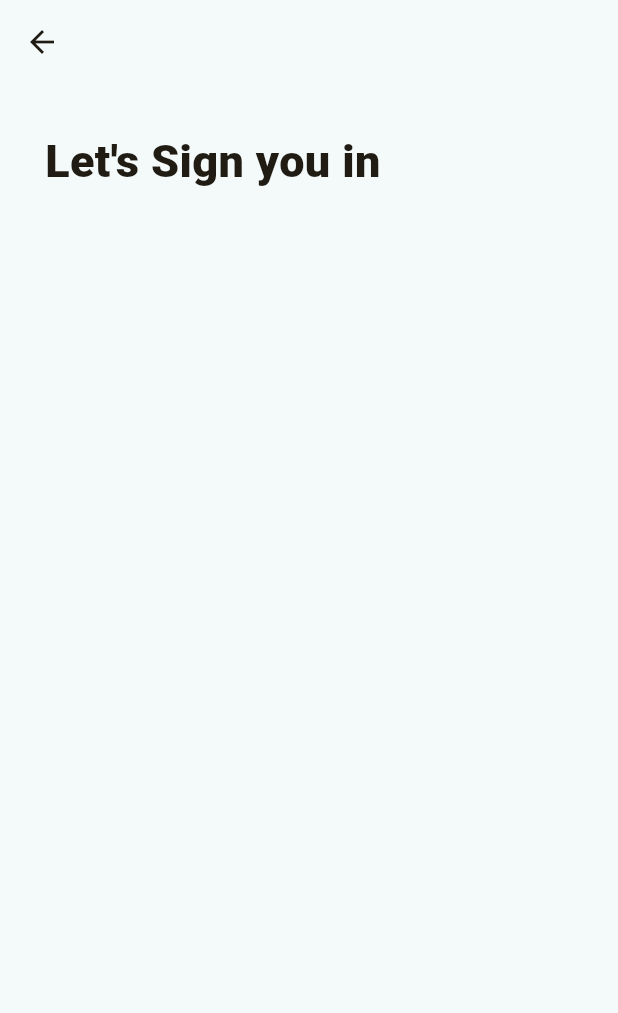
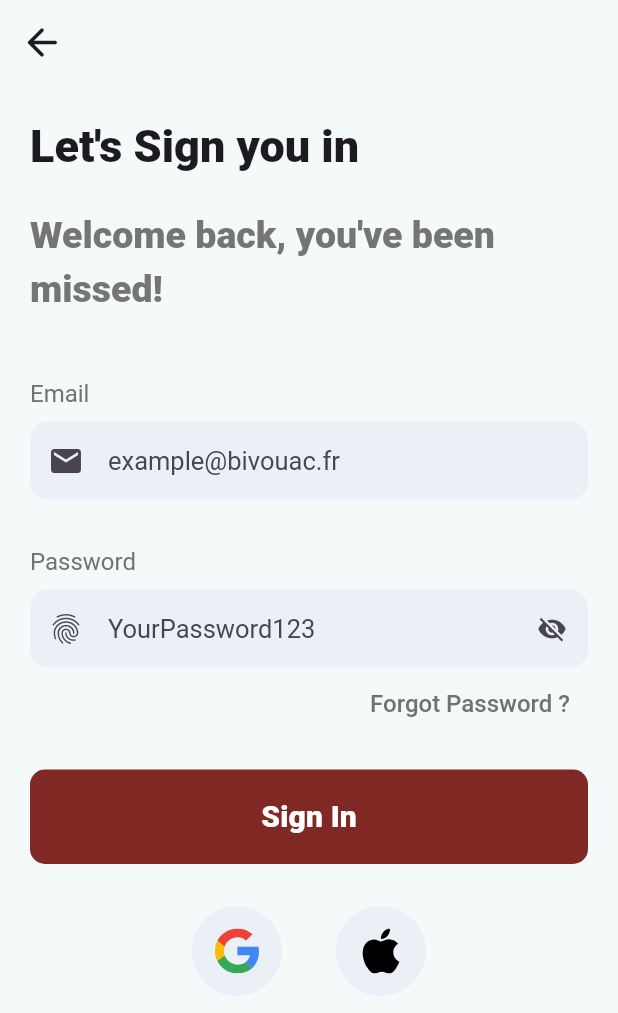
Before and after one commit to swannwlme/bivouac-app, a Flutter app: the SignInScreen screen opened directly, on a phone screen of 412 x 824 dp. Shown: the top 1013 px of the screen. Run offline on Flutter 3.47's test engine with Material 3 defaults, Android fonts, the phone set to English and light mode, and no system bars; our stand-ins replace flutter_svg.

Commit message:
sign in page

```diff
--- a/lib/components/default_buttons.dart
+++ b/lib/components/default_buttons.dart
@@ -37,3 +37,14 @@ Widget bigButton(String text, Color color, Color textColor, void Function()? onP
     ],
   );
 }
+
+
+Widget defaultBackButton(BuildContext context) {
+  return IconButton(
+    icon: const Icon(Icons.arrow_back_rounded, weight: 300,),
+    iconSize: 30,
+    onPressed: () {
+      Navigator.pop(context);
+    },
+  );
+}
--- /dev/null
+++ b/lib/components/default_input.dart
@@ -0,0 +1,101 @@
+import 'package:bivouac/components/spacers.dart';
+import 'package:bivouac/theme/color_palet.dart';
+import 'package:flutter/material.dart';
+
+class TextFieldColumn extends StatefulWidget {
+  final TextEditingController controller;
+  final String title;
+  final String hintText;
+  final bool isPassword;
+  final TextInputType keyboardType;
+  final String? Function(String?)? validator;
+  final IconData? icon;
+
+  const TextFieldColumn({
+    required this.controller,
+    required this.title,
+    required this.hintText,
+    this.isPassword = false,
+    this.keyboardType = TextInputType.text,
+    this.validator,
+    this.icon,
+    super.key
+  });
+
+  @override
+  State<TextFieldColumn> createState() => _TextFieldColumnState();
+}
+
+class _TextFieldColumnState extends State<TextFieldColumn> {
+  bool isObscure = true;
+
+  @override
+  Widget build(BuildContext context) {
+    return Column(
+      children: [
+        Align(
+          alignment: Alignment.centerLeft,
+          child: Text(
+            widget.title,
+            style: const TextStyle(
+              fontSize: 16,
+              letterSpacing: 0,
+              color: Colpal.grey
+            ),
+          ),
+        ),
+
+        verticalSpacer(7),
+
+        TextFormField(
+          controller: widget.controller,
+
+          obscureText: widget.isPassword ? isObscure : false,
+
+          style: const TextStyle(fontSize: 17, letterSpacing: 0),
+
+          cursorColor: Colpal.black,
+          cursorHeight: 20,
+
+          decoration: InputDecoration(
+            contentPadding: const EdgeInsets.symmetric(horizontal: 12, vertical: 13),
+
+            hintText: widget.hintText,
+
+            prefixIcon: widget.icon != null ? Icon(widget.icon) : null,
+
+            filled: true,
+            fillColor: Colpal.lightGrey,
+
+            border: OutlineInputBorder(
+              borderRadius: BorderRadius.circular(12),
+              borderSide: BorderSide.none,
+            ),
+
+            focusedBorder: OutlineInputBorder(
+              borderRadius: BorderRadius.circular(12),
+              borderSide: const BorderSide(color: Colpal.green, width: 2),
+            ),
+
+            errorBorder: OutlineInputBorder(
+              borderRadius: BorderRadius.circular(12),
+              borderSide: const BorderSide(color: Colors.red, width: 1.5),
+            ),
+
+            suffixIcon: widget.isPassword ? IconButton(
+                onPressed: (){
+                  setState(() {
+                    isObscure=!isObscure;
+                  });
+                },
+                icon: Icon(isObscure ? Icons.visibility_off : Icons.visibility, size: 20,)
+            ) : null,
+          ),
+          validator: widget.validator,
+          onTapOutside: (event) => FocusScope.of(context).unfocus(),
+          keyboardType: widget.keyboardType,
+        ),
+      ],
+    );
+  }
+}
--- a/lib/main.dart
+++ b/lib/main.dart
@@ -1,6 +1,6 @@
 import 'package:bivouac/screens/sign/auth_selection_screen.dart';
 import 'package:flutter/material.dart';
-import 'package:bivouac/screens/theme_constants.dart';
+import 'package:bivouac/theme/theme_constants.dart';
 
 void main() {
   runApp(const MyApp());
--- a/lib/screens/sign/auth_selection_screen.dart
+++ b/lib/screens/sign/auth_selection_screen.dart
@@ -23,6 +23,7 @@ class _AuthSelectionScreenState extends State<AuthSelectionScreen> {
               padding: const EdgeInsets.all(15.0),
               child: Column(
                 children: [
+
                   // Row(
                   //   mainAxisAlignment: MainAxisAlignment.center,
                   //   children: [
--- a/lib/screens/sign/sign_in_screen.dart
+++ b/lib/screens/sign/sign_in_screen.dart
@@ -1,3 +1,9 @@
+import 'package:bivouac/components/default_buttons.dart';
+import 'package:bivouac/components/default_input.dart';
+import 'package:bivouac/components/icon_button.dart';
+import 'package:bivouac/components/spacers.dart';
+import 'package:bivouac/theme/color_palet.dart';
+import 'package:bivouac/utils/validators.dart';
 import 'package:flutter/material.dart';
 
 class SignInScreen extends StatefulWidget {
@@ -8,24 +14,129 @@ class SignInScreen extends StatefulWidget {
 }
 
 class _SignInScreenState extends State<SignInScreen> {
+
+  final _formKey = GlobalKey<FormState>();
+  TextEditingController emailController = TextEditingController();
+  TextEditingController passwordController = TextEditingController();
+
+  String errorMesssage = '';
+  bool isLoading = false;
+
+  Future<void> _submit() async {
+    setState(() {
+      errorMesssage = '';
+    });
+    if (_formKey.currentState!.validate()) {
+      final email = emailController.text;
+      final password = passwordController.text;
+
+      setState(() {
+        isLoading = true;
+      });
+
+      // try {
+      //   await Auth().signInWithEmailAndPassword(email, password);
+      //   Navigator.pop(context);
+      // } on FirebaseAuthException {
+      //   setState(() {
+      //     errorMesssage = "Wrong email or password";
+      //     isLoading = false;
+      //   });
+      // }
+    }
+  }
+
+
   @override
   Widget build(BuildContext context) {
     return Scaffold(
       appBar: AppBar(
-
+        leading: defaultBackButton(context),
       ),
-      body: const SingleChildScrollView(
+      body: SingleChildScrollView(
         child: Padding(
-          padding: EdgeInsets.all(30.0),
+          padding: const EdgeInsets.symmetric(horizontal: 20),
           child: Column(
             children: [
-              Text(
+
+              verticalSpacer(20),
+
+              const Align(
+                alignment: Alignment.centerLeft,
+                child: Text(
                   "Let's Sign you in",
                   style: TextStyle(
                     fontSize: 30,
-                    fontWeight: FontWeight.w800,
+                    fontWeight: FontWeight.w900,
+                    letterSpacing: 0
                   ),
+                ),
               ),
+
+              verticalSpacer(20),
+
+              Text(
+                "Welcome back, you've been missed!",
+                style: TextStyle(
+                  fontSize: 25,
+                  fontWeight: FontWeight.w800,
+                  color: Colors.grey[600],
+                  letterSpacing: 0
+                ),
+              ),
+
+              verticalSpacer(40),
+
+              TextFieldColumn(
+                controller: emailController,
+                title: "Email",
+                hintText: "example@bivouac.fr",
+                keyboardType: TextInputType.emailAddress,
+                validator: emailValidator,
+                icon: Icons.email,
+              ),
+              verticalSpacer(30),
+              TextFieldColumn(
+                controller: passwordController,
+                title: "Password",
+                hintText: "YourPassword123",
+                keyboardType: TextInputType.visiblePassword,
+                isPassword: true,
+                validator: passwordValidator,
+                icon: Icons.fingerprint,
+              ),
+
+              const Align(
+                  alignment: Alignment.centerRight,
+                  child: TextButton(
+                    onPressed: null,
+                    child :Text(
+                      "Forgot Password ?",
+                      style: TextStyle(
+                        color: Colpal.grey,
+                        fontSize: 16,
+                        letterSpacing: 0
+                        //fontWeight: FontWeight.w500
+                      ),
+                    ),
+                  ),
+                ),
+
+              verticalSpacer(20),
+
+              bigButton("Sign In", Colpal.brown, Colors.white, () { }),
+
+              verticalSpacer(20),
+
+              Row(
+                mainAxisAlignment: MainAxisAlignment.center,
+                children: [
+                  svgIconButton("assets/icons/google_icon.svg", () => null),
+                  horizontalSpacer(20),
+                  svgIconButton("assets/icons/apple_icon.svg", () => null),
+                ],
+              )
+
             ],
           ),
         ),
--- a/lib/theme/color_palet.dart
+++ b/lib/theme/color_palet.dart
@@ -3,8 +3,8 @@ import 'dart:ui';
 class Colpal{
   static const Color primary = Color(0xffEFB03C);
   static const Color secondary = Color(0xffB83E32);
-  static const Color darker = Color(0xff00549e);
   static const Color lighter = Color(0xff00a5e0);
+  static const Color green = Color(0xff00ccc9);
   static const Color brown = Color(0xff7F2824);
   static const Color black = Color(0xff231D1C);
   static const Color white = Color(0xffF4FAFA);
--- a/lib/screens/theme_constants.dart
+++ b/lib/theme/theme_constants.dart
@@ -13,7 +13,7 @@ class ThemeConstants {
       backgroundColor: Colpal.white,
     ),
 
-    colorScheme: ColorScheme.fromSeed(seedColor: Colpal.primary),
+
     useMaterial3: true,
   );
 }
--- /dev/null
+++ b/lib/utils/validators.dart
@@ -0,0 +1,19 @@
+String? Function(String?)? emailValidator = (String? value) {
+  if (value == null || value.isEmpty) {
+    return 'Please enter your email';
+  }
+  if (!RegExp(r'^[\w-\.]+@([\w-]+\.)+[\w-]{2,4}$').hasMatch(value)) {
+    return 'Please enter a valid email';
+  }
+  return null;
+};
+
+String? Function(String?)? passwordValidator = (String? value) {
+  if (value == null || value.isEmpty) {
+    return 'Please enter your password';
+  }
+  if (value.length < 6) {
+    return 'Password must be at least 6 characters long';
+  }
+  return null;
+};
```
